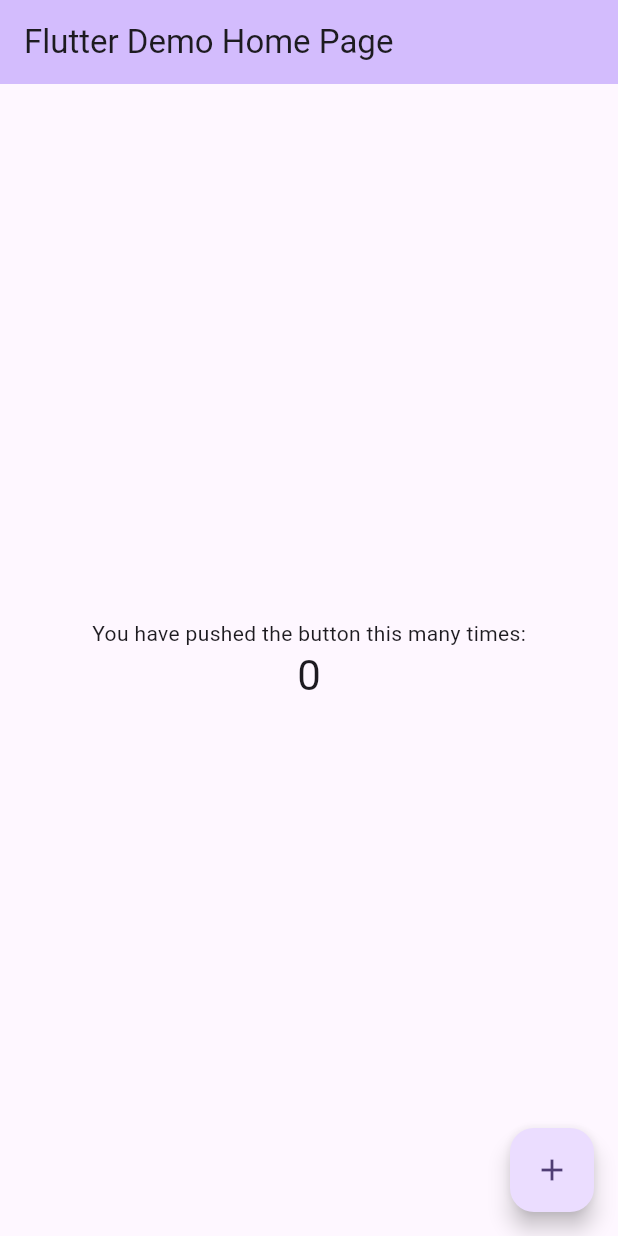
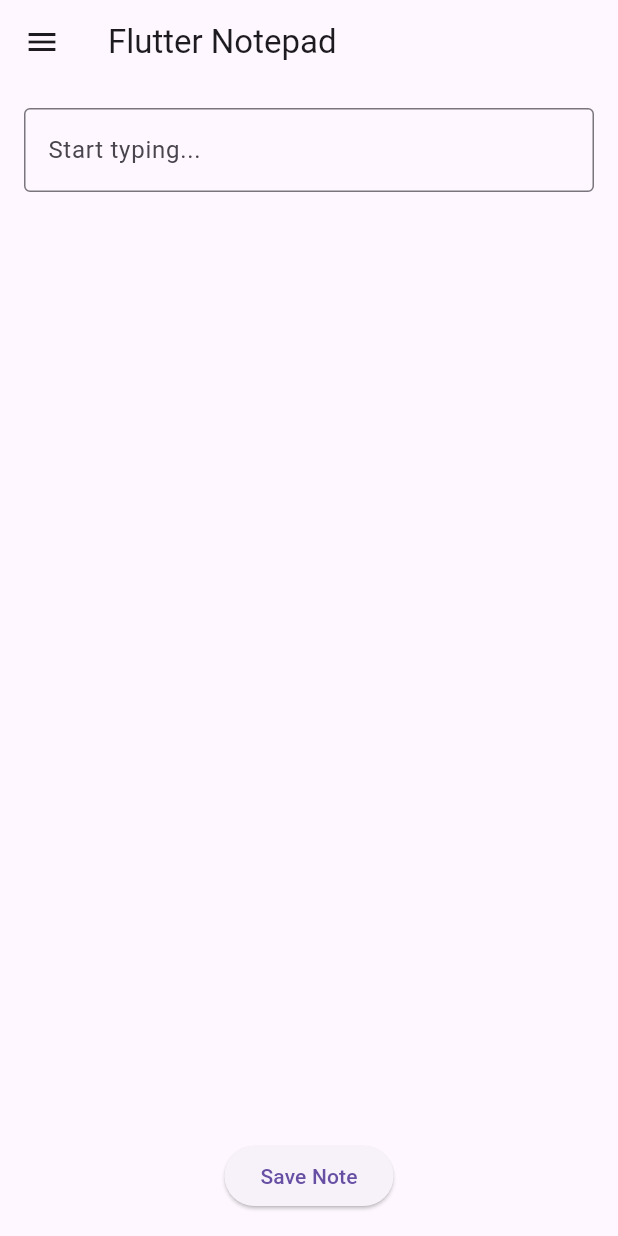
Before and after one commit to resolverkatla/AppDevProject2, a Flutter app: the screen it shows after launch, on a phone screen of 412 x 824 dp. Run offline on Flutter 3.47's test engine with Material 3 defaults, Android fonts, the phone set to English and light mode, and no system bars.

Commit message:
Added the docx file and made changes in the main.dart file

```diff
--- a/gumacal_act2/lib/main.dart
+++ b/gumacal_act2/lib/main.dart
@@ -1,4 +1,8 @@
+// ignore_for_file: unused_field, use_build_context_synchronously
+
 import 'package:flutter/material.dart';
+import 'dart:io';
+import 'package:path_provider/path_provider.dart';
 
 void main() {
   runApp(const MyApp());
@@ -7,119 +11,115 @@
 class MyApp extends StatelessWidget {
   const MyApp({super.key});
 
-  // This widget is the root of your application.
   @override
   Widget build(BuildContext context) {
     return MaterialApp(
-      title: 'Flutter Demo',
+      title: 'Flutter Notepad',
       theme: ThemeData(
-        // This is the theme of your application.
-        //
-        // TRY THIS: Try running your application with "flutter run". You'll see
-        // the application has a purple toolbar. Then, without quitting the app,
-        // try changing the seedColor in the colorScheme below to Colors.green
-        // and then invoke "hot reload" (save your changes or press the "hot
-        // reload" button in a Flutter-supported IDE, or press "r" if you used
-        // the command line to start the app).
-        //
-        // Notice that the counter didn't reset back to zero; the application
-        // state is not lost during the reload. To reset the state, use hot
-        // restart instead.
-        //
-        // This works for code too, not just values: Most code changes can be
-        // tested with just a hot reload.
-        colorScheme: ColorScheme.fromSeed(seedColor: Colors.deepPurple),
-        useMaterial3: true,
+        primarySwatch: Colors.blue,
       ),
-      home: const MyHomePage(title: 'Flutter Demo Home Page'),
+      home: const NotepadScreen(),
     );
   }
 }
 
-class MyHomePage extends StatefulWidget {
-  const MyHomePage({super.key, required this.title});
-
-  // This widget is the home page of your application. It is stateful, meaning
-  // that it has a State object (defined below) that contains fields that affect
-  // how it looks.
-
-  // This class is the configuration for the state. It holds the values (in this
-  // case the title) provided by the parent (in this case the App widget) and
-  // used by the build method of the State. Fields in a Widget subclass are
-  // always marked "final".
-
-  final String title;
+class NotepadScreen extends StatefulWidget {
+  const NotepadScreen({super.key});
 
   @override
-  State<MyHomePage> createState() => _MyHomePageState();
+  _NotepadScreenState createState() => _NotepadScreenState();
 }
 
-class _MyHomePageState extends State<MyHomePage> {
-  int _counter = 0;
+class _NotepadScreenState extends State<NotepadScreen> {
+  final _textController = TextEditingController();
+  List<String> _savedNotes = [];
+  final String _currentNoteFile = '';
 
-  void _incrementCounter() {
+  @override
+  void initState() {
+    super.initState();
+    _loadSavedNotes();
+  }
+
+  Future<void> _saveNote() async {
+    if (_textController.text.isEmpty) return;
+
+    final directory = await getApplicationDocumentsDirectory();
+    final file = File('${directory.path}/note${_savedNotes.length + 1}.txt');
+    await file.writeAsString(_textController.text);
+
     setState(() {
-      // This call to setState tells the Flutter framework that something has
-      // changed in this State, which causes it to rerun the build method below
-      // so that the display can reflect the updated values. If we changed
-      // _counter without calling setState(), then the build method would not be
-      // called again, and so nothing would appear to happen.
-      _counter++;
+      _savedNotes.add(file.path);
+      _textController.clear();
     });
+  }
+
+  Future<void> _loadSavedNotes() async {
+    final directory = await getApplicationDocumentsDirectory();
+    final files = directory
+        .listSync()
+        .where((file) => file.path.endsWith('.txt'))
+        .toList();
+
+    setState(() {
+      _savedNotes = files.map((file) => file.path).toList();
+    });
+  }
+
+  Future<String> _readNoteFromFile(String path) async {
+    final file = File(path);
+    return await file.readAsString();
   }
 
   @override
   Widget build(BuildContext context) {
-    // This method is rerun every time setState is called, for instance as done
-    // by the _incrementCounter method above.
-    //
-    // The Flutter framework has been optimized to make rerunning build methods
-    // fast, so that you can just rebuild anything that needs updating rather
-    // than having to individually change instances of widgets.
     return Scaffold(
       appBar: AppBar(
-        // TRY THIS: Try changing the color here to a specific color (to
-        // Colors.amber, perhaps?) and trigger a hot reload to see the AppBar
-        // change color while the other colors stay the same.
-        backgroundColor: Theme.of(context).colorScheme.inversePrimary,
-        // Here we take the value from the MyHomePage object that was created by
-        // the App.build method, and use it to set our appbar title.
-        title: Text(widget.title),
+        title: const Text('Flutter Notepad'),
       ),
-      body: Center(
-        // Center is a layout widget. It takes a single child and positions it
-        // in the middle of the parent.
+      drawer: Drawer(
+        child: ListView(
+          padding: EdgeInsets.zero,
+          children: <Widget>[
+            const DrawerHeader(
+              decoration: BoxDecoration(
+                color: Colors.blue,
+              ),
+              child: Text('Saved Notes'),
+            ),
+            ..._savedNotes.map((notePath) => ListTile(
+                  title: Text(notePath.split('/').last),
+                  onTap: () async {
+                    final noteContent = await _readNoteFromFile(notePath);
+                    _textController.text = noteContent;
+                    Navigator.of(context).pop();
+                  },
+                )),
+          ],
+        ),
+      ),
+      body: Padding(
+        padding: const EdgeInsets.all(16.0),
         child: Column(
-          // Column is also a layout widget. It takes a list of children and
-          // arranges them vertically. By default, it sizes itself to fit its
-          // children horizontally, and tries to be as tall as its parent.
-          //
-          // Column has various properties to control how it sizes itself and
-          // how it positions its children. Here we use mainAxisAlignment to
-          // center the children vertically; the main axis here is the vertical
-          // axis because Columns are vertical (the cross axis would be
-          // horizontal).
-          //
-          // TRY THIS: Invoke "debug painting" (choose the "Toggle Debug Paint"
-          // action in the IDE, or press "p" in the console), to see the
-          // wireframe for each widget.
-          mainAxisAlignment: MainAxisAlignment.center,
-          children: <Widget>[
-            const Text(
-              'You have pushed the button this many times:',
+          children: [
+            Expanded(
+              child: TextField(
+                controller: _textController,
+                maxLines: null,
+                decoration: const InputDecoration(
+                  border: OutlineInputBorder(),
+                  hintText: 'Start typing...',
+                ),
+              ),
             ),
-            Text(
-              '$_counter',
-              style: Theme.of(context).textTheme.headlineMedium,
+            const SizedBox(height: 16),
+            ElevatedButton(
+              onPressed: _saveNote,
+              child: const Text('Save Note'),
             ),
           ],
         ),
       ),
-      floatingActionButton: FloatingActionButton(
-        onPressed: _incrementCounter,
-        tooltip: 'Increment',
-        child: const Icon(Icons.add),
-      ), // This trailing comma makes auto-formatting nicer for build methods.
     );
   }
 }
```
Also changed, not shown: 1 other file.
